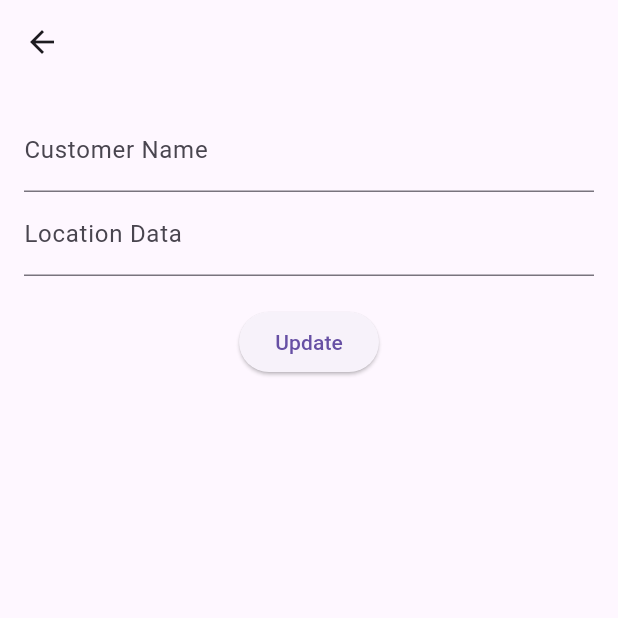
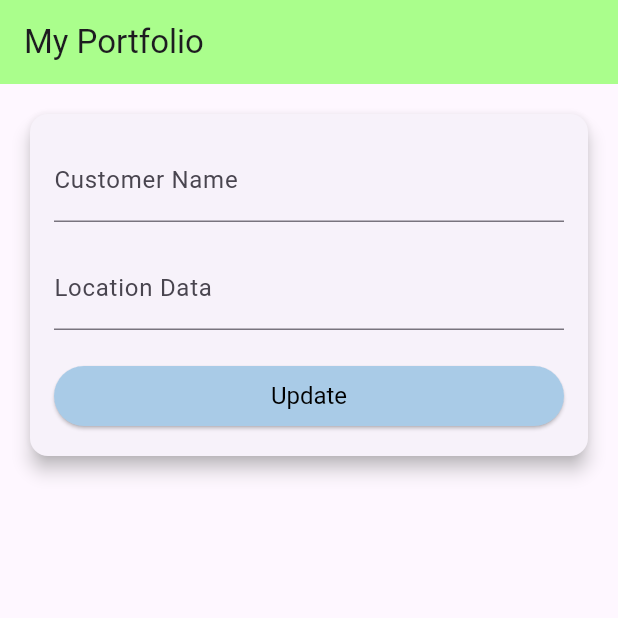
Before and after one commit to KMaleesha/Portfolio-Management-System, a Flutter app: the UpdateCustomerPage screen opened directly with empty values, on a phone screen of 412 x 824 dp, the top half of it. Run offline on Flutter 3.47's test engine with Material 3 defaults, Android fonts, the phone set to English and light mode, and no system bars; our stand-ins replace google_maps_flutter; network calls fail.

Commit message:
complete map

```diff
--- a/frontend/lib/updateCustomer.dart
+++ b/frontend/lib/updateCustomer.dart
@@ -53,23 +53,27 @@ class _UpdateCustomerPageState extends State<UpdateCustomerPage> {
   Widget build(BuildContext context) {
     return Scaffold(
       appBar: AppBar(
-        title: Text(''),
-        leading: IconButton(
-          icon: Icon(Icons.arrow_back),
-          onPressed: () {
-            Navigator.pop(context);
-          },
-        ),
+        backgroundColor:
+            Color.fromARGB(255, 170, 254, 140), // Light green color
+        title: Text('My Portfolio'), // Set your custom title here
+        automaticallyImplyLeading: false, // Disable back arrow
       ),
       body: Padding(
         padding: const EdgeInsets.all(16.0),
-        child: Form(
+        child: SingleChildScrollView(
+          child: Card(
+            elevation: 5,
+            shadowColor: Colors.grey[400], // Shadow color
+            child: Padding(
+              padding: const EdgeInsets.all(16.0),
               child: Column(
+                crossAxisAlignment: CrossAxisAlignment.stretch,
                 children: <Widget>[
                   TextFormField(
                     controller: _customerNameController,
                     decoration: InputDecoration(labelText: 'Customer Name'),
                   ),
+                  SizedBox(height: 16),
                   TextFormField(
                     controller: _locationDataController,
                     decoration: InputDecoration(labelText: 'Location Data'),
@@ -77,12 +81,25 @@ class _UpdateCustomerPageState extends State<UpdateCustomerPage> {
                   SizedBox(height: 20),
                   ElevatedButton(
                     onPressed: _updateCustomer,
+                    style: ButtonStyle(
+                      backgroundColor: MaterialStateProperty.all<Color>(
+                        Color.fromARGB(255, 169, 203, 231), // Background color
+                      ),
+                      foregroundColor: MaterialStateProperty.all<Color>(
+                        Colors.black, // Text color
+                      ),
+                      textStyle: MaterialStateProperty.all<TextStyle>(
+                        TextStyle(fontSize: 16), // Corrected text size
+                      ),
+                    ),
                     child: Text('Update'),
                   ),
                 ],
               ),
             ),
           ),
+        ),
+      ),
     );
   }
 }
--- a/frontend/pubspec.yaml
+++ b/frontend/pubspec.yaml
@@ -36,7 +36,6 @@ dependencies:
   # Use with the CupertinoIcons class for iOS style icons.
   cupertino_icons: ^1.0.6
   http: ^1.2.1
-  flutter_map: ^7.0.1
   google_maps_flutter: ^2.7.0
   permission_handler: ^11.3.1
 
@@ -51,7 +50,7 @@ dev_dependencies:
   # activated in the `analysis_options.yaml` file located at the root of your
   # package. See that file for information about deactivating specific lint
   # rules and activating additional ones.
-  flutter_lints: ^3.0.0
+  flutter_lints: ^4.0.0
 
 # For information on the generic Dart part of this file, see the
 # following page: https://dart.dev/tools/pub/pubspec
```
Also changed, not shown: frontend/lib/locationData.dart (+25 -116 lines), frontend/lib/main.dart (+18 -12 lines), frontend/lib/maps_sample.dart (added, +164 -0 lines), frontend/lib/viewData.dart (+7 -3 lines), frontend/pubspec.lock, 4 other files. Lines whose indentation alone changed are shown as unchanged.
